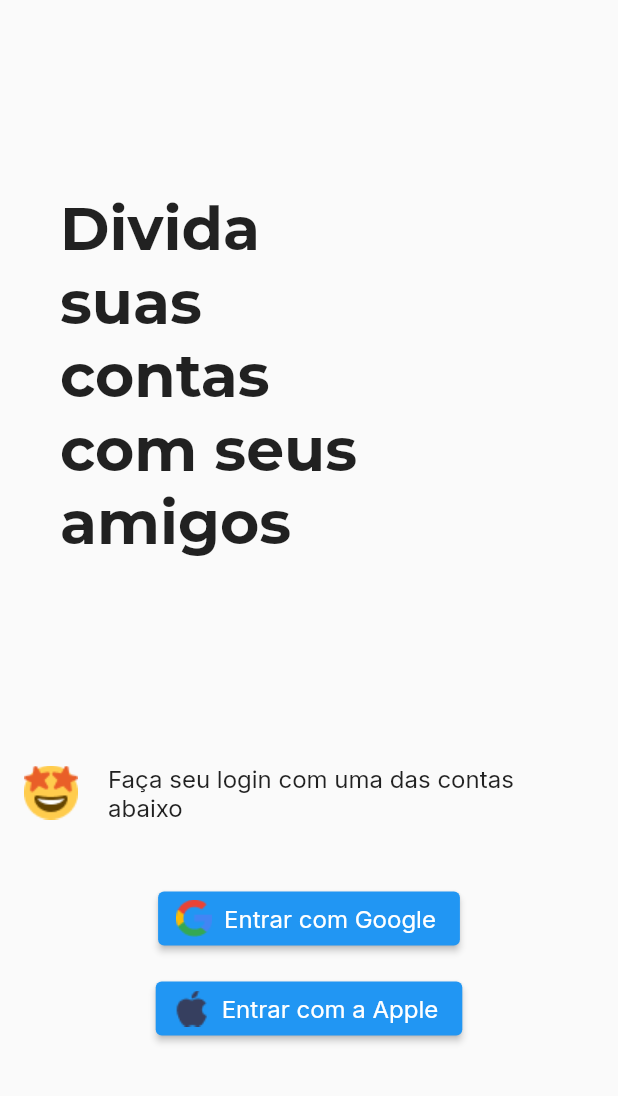
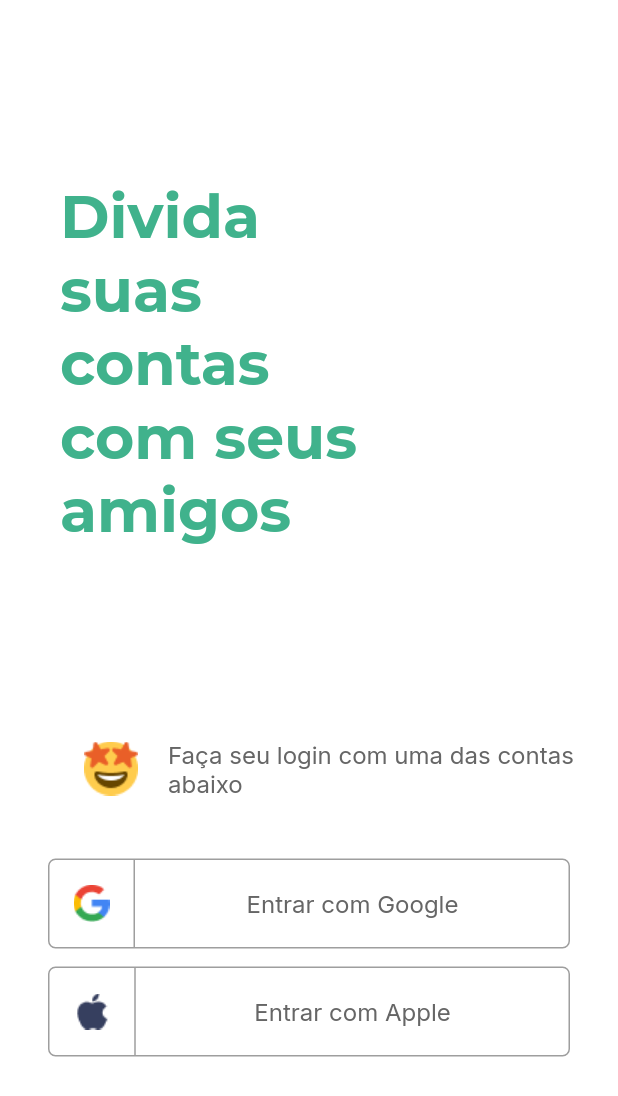
Before and after one commit to pedrotres/split_it, a Flutter app: the screen it shows after launch, on a phone screen of 412 x 824 dp. Shown: the top 1096 px of the screen. Run offline on Flutter 3.47's test engine with Material 2 defaults, Android fonts, the phone set to English and light mode, and no system bars; our stand-ins replace google_fonts.

Commit message:
Estilização dos botoões de login

```diff
--- a/lib/modules/login/login_page.dart
+++ b/lib/modules/login/login_page.dart
@@ -1,5 +1,6 @@
 import 'package:flutter/material.dart';
 import 'package:google_fonts/google_fonts.dart';
+import 'package:split_it/theme/app_theme.dart';
 
 class LoginPage extends StatefulWidget {
   const LoginPage({Key? key}) : super(key: key);
@@ -12,6 +13,7 @@ class _LoginPageState extends State<LoginPage> {
   @override
   Widget build(BuildContext context) {
     return Scaffold(
+      backgroundColor: AppTheme.colors.backgroundPrimary,
       body: Column(
         mainAxisAlignment: MainAxisAlignment.spaceEvenly,
         children: [
@@ -24,52 +26,120 @@ class _LoginPageState extends State<LoginPage> {
                   child: Text(
                     "Divida suas contas com seus amigos",
                     style: GoogleFonts.montserrat(
-                        fontSize: 40, fontWeight: FontWeight.w700),
+                      color: AppTheme.colors.title,
+                      fontSize: 40,
+                      fontWeight: FontWeight.w700,
+                    ),
                   ),
                 ),
               ],
             ),
           ),
           Column(
+            mainAxisAlignment: MainAxisAlignment.center,
             children: [
-              ListTile(
+              Padding(
+                padding: const EdgeInsets.only(left: 40),
+                child: ListTile(
                   leading: Image.asset("assets/images/emoji.png"),
                   title: Text(
                     "Faça seu login com uma das contas abaixo",
                     style: GoogleFonts.inter(
+                      color: AppTheme.colors.button,
                       fontSize: 16,
                       fontWeight: FontWeight.w400,
+                    ),
                   ),
                 ),
               ),
               SizedBox(
                 height: 32,
               ),
-              ElevatedButton.icon(
-                onPressed: () {},
-                icon: Image.asset("assets/images/google.png"),
-                label: Text(
+              Padding(
+                 padding: const EdgeInsets.symmetric(horizontal: 32.0),
+                child: Container(
+                  decoration:
+                      BoxDecoration(borderRadius: BorderRadius.circular(5), border: Border.fromBorderSide(BorderSide(color: Colors.grey))),
+                  child: Row(
+                    mainAxisAlignment: MainAxisAlignment.center,
+                    children: [
+                      Container(
+                        width: 58,
+                        height:58,
+                        child: Row(
+                          //mainAxisAlignment: MainAxisAlignment.center,
+                          children: [
+                            SizedBox(
+                              width: 16,
+                            ),
+                            Image.asset("assets/images/google.png"),
+                            SizedBox(
+                              width: 16,
+                            ),
+                            Container(
+                              width: 1,
+                              color: Colors.grey,
+                            )
+                          ],
+                        ),
+                      ),
+                      Expanded(child: Container()),
+                      Text(
                         "Entrar com Google",
                         style: GoogleFonts.inter(
+                          color: AppTheme.colors.button,
+                          fontSize: 16,
+                          fontWeight: FontWeight.w400,
+                        ),
+
+                      ),
+                      Expanded(child: Container()),
+                    ],
+                  ),
+                ),
+              ),
+              SizedBox(height: 12),
+              Padding(
+                padding: const EdgeInsets.symmetric(horizontal: 32.0),
+                child: Container(
+                  decoration:
+                      BoxDecoration(borderRadius: BorderRadius.circular(5), border: Border.fromBorderSide(BorderSide(color: Colors.grey))),
+                  child: Row(
+                    children: [
+                      Container(
+                        width: 58,
+                        height:58,
+                        child: Row(
+                          mainAxisAlignment: MainAxisAlignment.center,
+                          children: [
+                            SizedBox(
+                              width: 16,
+                            ),
+                            Image.asset("assets/images/apple.png"),
+                            SizedBox(
+                              width: 16,
+                            ),
+                            Container(
+                              width: 1,
+                              color: Colors.grey,
+                            )
+                          ],
+                        ),
+                      ),
+                      Expanded(child: Container()),
+                      Text(
+                        "Entrar com Apple",
+                        style: GoogleFonts.inter(
+                          color: AppTheme.colors.button,
                           fontSize: 16,
                           fontWeight: FontWeight.w400,
                         ),
                       ),
-              ),
-              SizedBox(
-                height: 12,
-              ),
-              ElevatedButton.icon(
-                onPressed: () {},
-                icon: Image.asset("assets/images/apple.png"),
-                label: Text(
-                  "Entrar com a Apple",
-                  style: GoogleFonts.inter(
-                    fontSize: 16,
-                    fontWeight: FontWeight.w400,
+                      Expanded(child: Container()),
+                    ],
                   ),
                 ),
-              ),
+              )
             ],
           ),
         ],
--- a/lib/modules/splash/splash_page.dart
+++ b/lib/modules/splash/splash_page.dart
@@ -5,7 +5,7 @@ class SplashPage extends StatelessWidget {
   @override
   Widget build(BuildContext context) {
     return Scaffold(
-      backgroundColor: AppTheme.colors.background,
+      backgroundColor: AppTheme.colors.backgroundSplash,
       body: Container(
         decoration: BoxDecoration(
           gradient: AppTheme.gradients.background,
--- a/lib/theme/app_colors.dart
+++ b/lib/theme/app_colors.dart
@@ -1,10 +1,22 @@
 import 'package:flutter/material.dart';
 
 abstract class AppColors {
-  Color get background;
+  Color get backgroundSplash;
+  Color get backgroundPrimary;
+  Color get title;
+  Color get button;
 }
 
 class AppColorsDefault implements AppColors {
   @override
-  Color get background => Color(0xFF40B38C);
+  Color get backgroundSplash => Color(0xFF40B38C);
+
+  @override
+  Color get backgroundPrimary => Color(0xFFFFFFFF);
+
+  @override
+  Color get title => Color(0xFF40B28C);
+
+  @override
+  Color get button => Color(0xFF666666);
 }
```
Also changed, not shown: 3 other files. Lines whose indentation alone changed are shown as unchanged.
